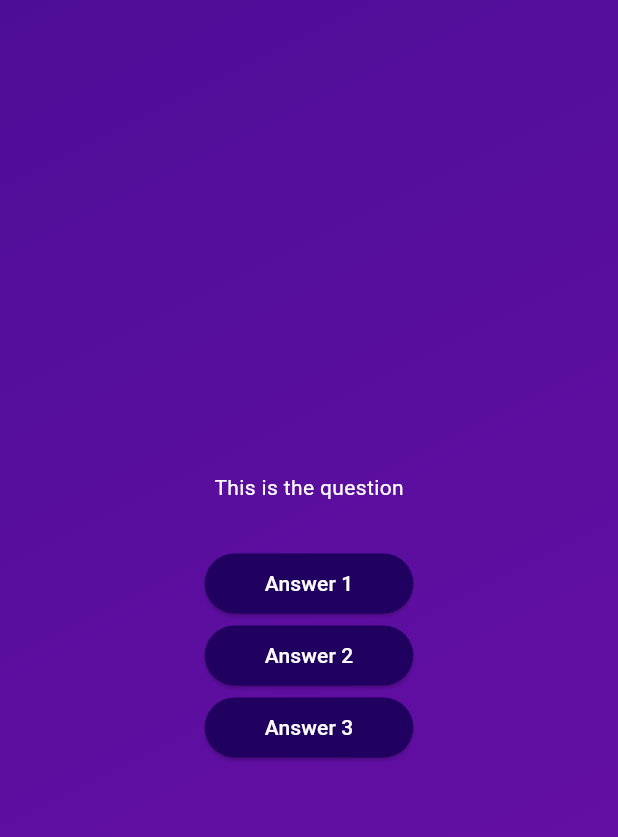
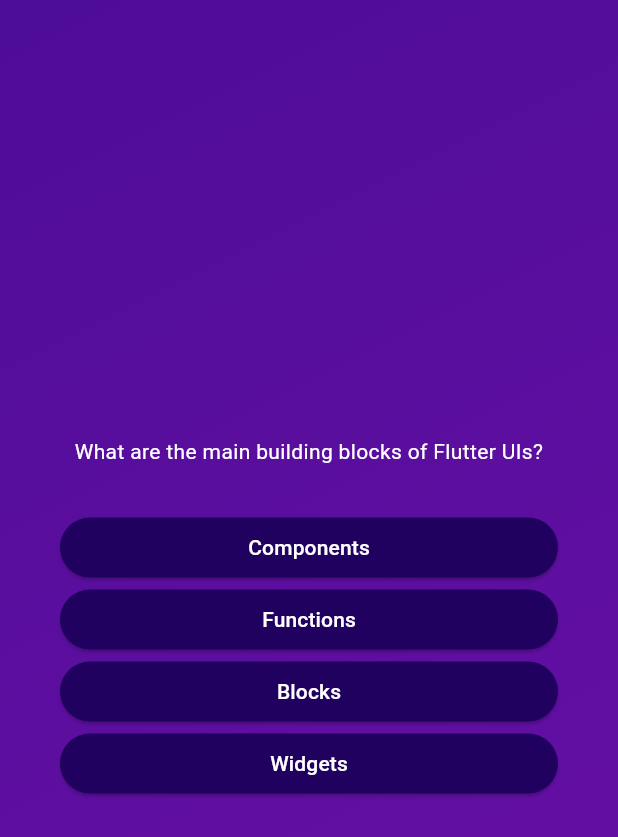
Before and after one commit to dag14/flutter_projects, a Flutter app: the screen it shows after launch, after a tap on "Start Quiz!", on a phone screen of 412 x 824 dp. Shown: the top 837 px of the screen. Run offline on Flutter 3.47's test engine with Material 3 defaults, Android fonts, the phone set to English and light mode, and no system bars.

Commit message:
shuffle the answers without changing the answer data order

```diff
--- a/quiz_app/lib/models/quiz_question.dart
+++ b/quiz_app/lib/models/quiz_question.dart
@@ -2,4 +2,9 @@ class QuizQuestion {
   const QuizQuestion(this.text, this.answers);
   final String text;
   final List<String> answers;
+  getShuffledList() {
+    final shuffledList = List.of(answers);
+    shuffledList.shuffle();
+    return shuffledList;
+  }
 }
--- a/quiz_app/lib/questions_screen.dart
+++ b/quiz_app/lib/questions_screen.dart
@@ -1,5 +1,6 @@
 import 'package:flutter/material.dart';
 import 'package:quiz_app/answer_button.dart';
+import 'package:quiz_app/data/questions.dart';
 
 class QuestionsScreen extends StatefulWidget {
   const QuestionsScreen({super.key});
@@ -12,17 +13,27 @@ class QuestionsScreen extends StatefulWidget {
 class _QuestionScreenState extends State<QuestionsScreen> {
   @override
   Widget build(context) {
+    final currentQuestion = questions[0];
     return SizedBox(
       width: double.infinity,
-      child: Column(
-        mainAxisAlignment: MainAxisAlignment.center,
-        children: [
-          Text(style: TextStyle(color: Colors.white), 'This is the question'),
-          const SizedBox(height: 30),
-          AnswerButton(answerText: 'Answer 1', onTap: () {}),
-          AnswerButton(answerText: 'Answer 2', onTap: () {}),
-          AnswerButton(answerText: 'Answer 3', onTap: () {}),
-        ],
+      child: Container(
+        margin: EdgeInsets.all(40),
+        child: Column(
+          mainAxisAlignment: MainAxisAlignment.center,
+          crossAxisAlignment: CrossAxisAlignment.stretch,
+          children: [
+            Text(
+              textAlign: TextAlign.center,
+              currentQuestion.text,
+              style: const TextStyle(color: Colors.white),
+            ),
+            const SizedBox(height: 30),
+
+            ...currentQuestion.getShuffledList().map((answer) {
+              return AnswerButton(answerText: answer, onTap: () {});
+            }),
+          ],
+        ),
       ),
     );
   }
```
Also changed, not shown: quiz_app/lib/data/questions.dart (renamed from quiz_app/lib/data/question.dart).
